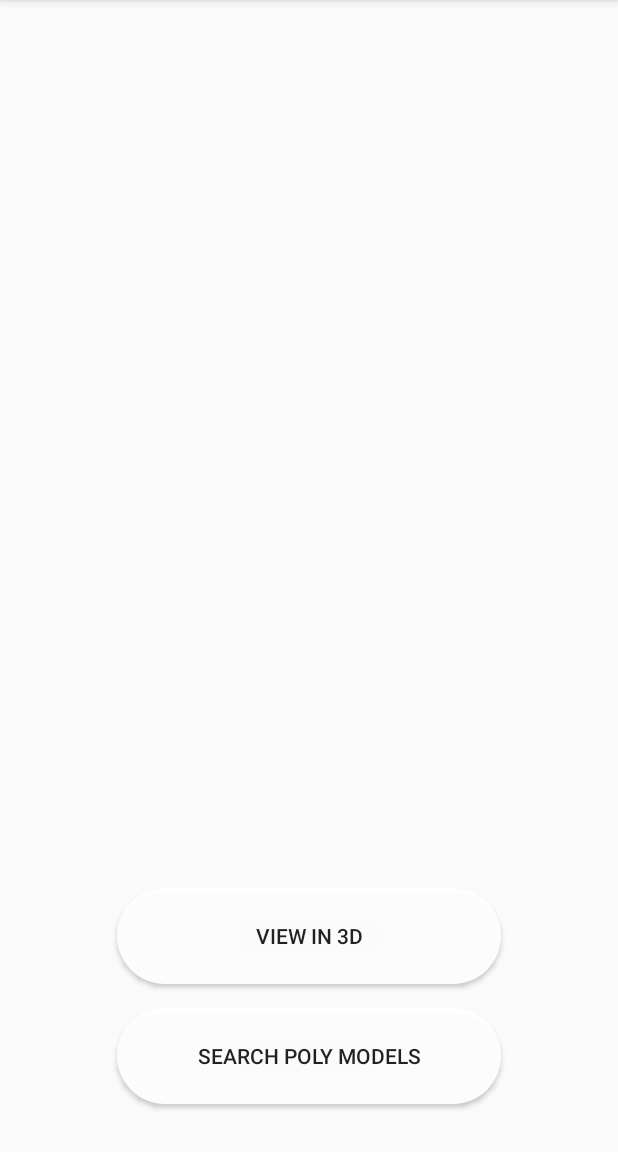
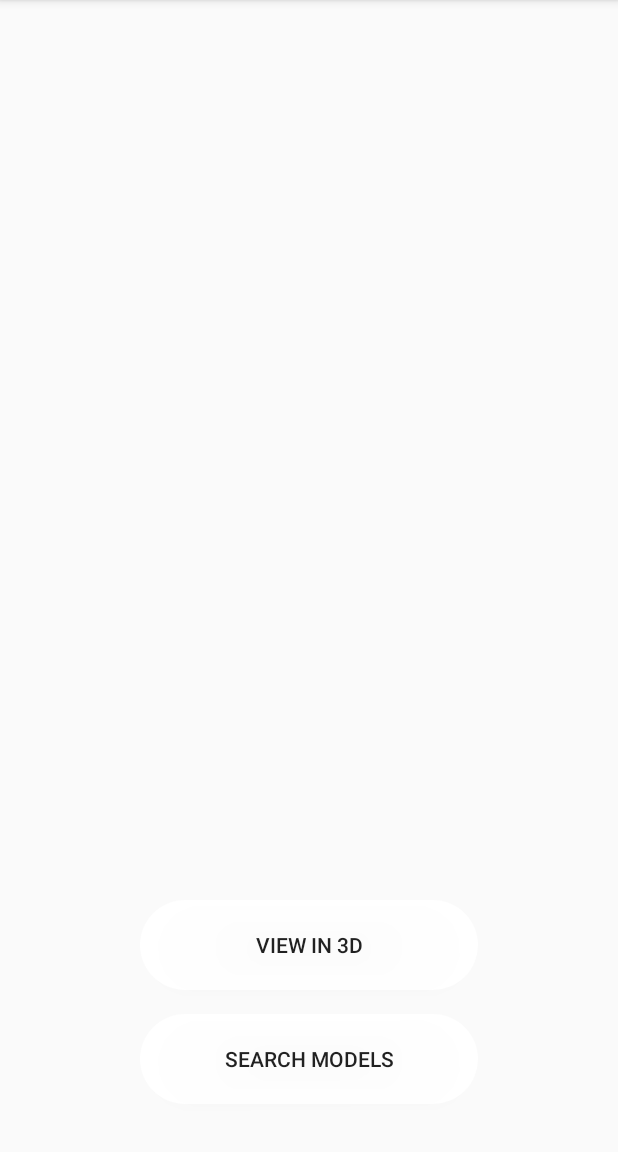
Before and after one commit to smrganic/ArCoreDemo, an Android app: the screen it shows after launch (MainActivity), on a phone screen of 412 x 824 dp, the part 84-1236 px from its top. Run offline under Robolectric (Android 15) with nearby library versions, the phone set to English and light mode, and no system bars; libraries missing offline, so code that uses them is left out: com.google.ar.core; 6 statements that could not run were skipped.

Commit message:
Resized buttons and added back function

```diff
--- a/app/src/main/java/com/ArCoreDemo/mrganic/activity/MainActivity.java
+++ b/app/src/main/java/com/ArCoreDemo/mrganic/activity/MainActivity.java
@@ -40,9 +40,12 @@ public class MainActivity extends AppCompatActivity {
 
     private Button button3D;
     private Button buttonSearch;
+
     private RecyclerView recyclerView;
     private ItemAdapter adapter;
     private GridLayoutManager layoutManager;
+    private Parcelable layoutManagerState;
+
     private String selectedObject;
 
 
--- a/app/src/main/res/drawable/arbutton.xml
+++ b/app/src/main/res/drawable/arbutton.xml
@@ -2,7 +2,7 @@
 <shape xmlns:android="http://schemas.android.com/apk/res/android"
     android:shape="rectangle">
     <solid android:color="#eeffffff" />
-    <size android:width="256dp" android:height="64dp"/>
+    <size android:width="225dp" android:height="60dp"/>
     <corners android:bottomRightRadius="32dp"
         android:bottomLeftRadius="32dp"
         android:topRightRadius="32dp"
--- a/app/src/main/res/layout/activity_ar.xml
+++ b/app/src/main/res/layout/activity_ar.xml
@@ -15,7 +15,7 @@
         android:layout_width="wrap_content"
         android:layout_height="wrap_content"
         android:id="@+id/btnSearchPoly"
-        android:text="Search Models"
+        android:text="@string/back"
         android:background="@drawable/arbutton"
         app:layout_constraintBottom_toBottomOf="parent"
         app:layout_constraintLeft_toLeftOf="parent"
--- a/app/src/main/res/layout/activity_main.xml
+++ b/app/src/main/res/layout/activity_main.xml
@@ -20,7 +20,7 @@
         android:layout_width="wrap_content"
         android:layout_height="wrap_content"
         android:id="@+id/btnEnter3D"
-        android:text="View in 3D"
+        android:text="@string/view_in_3d"
         android:background="@drawable/arbutton"
         app:layout_constraintBottom_toTopOf="@+id/btnSearchPoly"
         app:layout_constraintLeft_toLeftOf="parent"
@@ -31,7 +31,7 @@
         android:layout_width="wrap_content"
         android:layout_height="wrap_content"
         android:id="@+id/btnSearchPoly"
-        android:text="Search Poly Models"
+        android:text="@string/search_models"
         android:background="@drawable/arbutton"
         app:layout_constraintBottom_toBottomOf="parent"
         app:layout_constraintLeft_toLeftOf="parent"
--- a/app/src/main/res/values/strings.xml
+++ b/app/src/main/res/values/strings.xml
@@ -3,4 +3,7 @@
     <string name="noModels">Models need to be loaded first</string>
     <string name="keywords">Keywords</string>
     <string name="nothingForKeyword">No models for that keyword. Try something else.</string>
+    <string name="back">Back</string>
+    <string name="search_models">Search Models</string>
+    <string name="view_in_3d">View in 3D</string>
 </resources>
```
Also changed, not shown: app/src/main/java/com/ArCoreDemo/mrganic/activity/ArActivity.java (+1 -12 lines).
